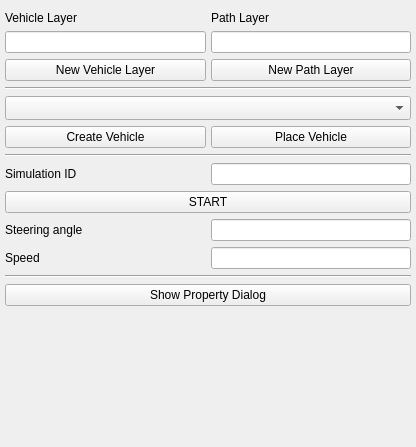
lugafner/QgisSweptPath, file qgis_swept_path_dockwidget_base.ui: the form before one commit.
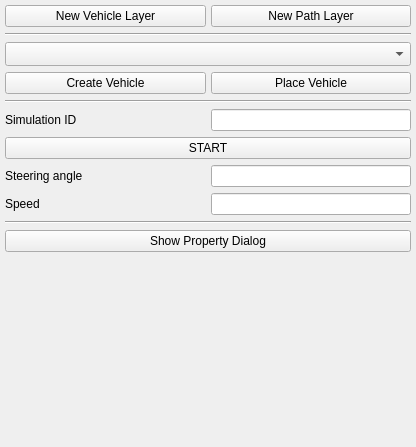
The form after the commit.

Commit message: Remove layer id text fields

```diff
--- a/qgis_swept_path_dockwidget_base.ui
+++ b/qgis_swept_path_dockwidget_base.ui
@@ -72,7 +72,7 @@
         <property name="horizontalSpacing">
          <number>5</number>
         </property>
-        <item row="15" column="0">
+        <item row="13" column="0">
          <widget class="QLabel" name="lblSpeed">
           <property name="text">
            <string>Speed</string>
@@ -82,7 +82,53 @@
           </property>
          </widget>
         </item>
-        <item row="10" column="0">
+        <item row="16" column="0" colspan="2">
+         <spacer name="verticalSpacer">
+          <property name="orientation">
+           <enum>Qt::Vertical</enum>
+          </property>
+          <property name="sizeHint" stdset="0">
+           <size>
+            <width>20</width>
+            <height>0</height>
+           </size>
+          </property>
+         </spacer>
+        </item>
+        <item row="5" column="1">
+         <widget class="QPushButton" name="btnPlaceVehicle">
+          <property name="sizePolicy">
+           <sizepolicy hsizetype="Expanding" vsizetype="Fixed">
+            <horstretch>0</horstretch>
+            <verstretch>0</verstretch>
+           </sizepolicy>
+          </property>
+          <property name="text">
+           <string>Place Vehicle</string>
+          </property>
+         </widget>
+        </item>
+        <item row="1" column="0">
+         <widget class="QPushButton" name="btnAddVehicleLayer">
+          <property name="text">
+           <string>New Vehicle Layer</string>
+          </property>
+         </widget>
+        </item>
+        <item row="5" column="0">
+         <widget class="QPushButton" name="btnCreateVehicle">
+          <property name="sizePolicy">
+           <sizepolicy hsizetype="Expanding" vsizetype="Fixed">
+            <horstretch>0</horstretch>
+            <verstretch>0</verstretch>
+           </sizepolicy>
+          </property>
+          <property name="text">
+           <string>Create Vehicle</string>
+          </property>
+         </widget>
+        </item>
+        <item row="8" column="0">
          <widget class="QLabel" name="lblSimulationId">
           <property name="layoutDirection">
            <enum>Qt::RightToLeft</enum>
@@ -95,124 +141,7 @@
           </property>
          </widget>
         </item>
-        <item row="5" column="0" colspan="2">
-         <widget class="Line" name="line">
-          <property name="orientation">
-           <enum>Qt::Horizontal</enum>
-          </property>
-         </widget>
-        </item>
-        <item row="2" column="1">
-         <widget class="QLineEdit" name="txtPathLayer">
-          <property name="readOnly">
-           <bool>true</bool>
-          </property>
-         </widget>
-        </item>
-        <item row="17" column="0" colspan="2">
-         <widget class="QPushButton" name="btnShowProperties">
-          <property name="focusPolicy">
-           <enum>Qt::NoFocus</enum>
-          </property>
-          <property name="text">
-           <string>Show Property Dialog</string>
-          </property>
-         </widget>
-        </item>
-        <item row="10" column="1">
-         <widget class="QLineEdit" name="txtSimulationId"/>
-        </item>
-        <item row="1" column="1">
-         <widget class="QLabel" name="lblPathLayer">
-          <property name="minimumSize">
-           <size>
-            <width>0</width>
-            <height>20</height>
-           </size>
-          </property>
-          <property name="maximumSize">
-           <size>
-            <width>16777215</width>
-            <height>20</height>
-           </size>
-          </property>
-          <property name="text">
-           <string>Path Layer</string>
-          </property>
-          <property name="alignment">
-           <set>Qt::AlignBottom|Qt::AlignLeading|Qt::AlignLeft</set>
-          </property>
-         </widget>
-        </item>
-        <item row="15" column="1">
-         <widget class="QLineEdit" name="txtSpeed"/>
-        </item>
-        <item row="13" column="1">
-         <widget class="QLineEdit" name="txtSteeringAngle"/>
-        </item>
-        <item row="12" column="0" colspan="2">
-         <widget class="QPushButton" name="btnStartStopSimulation">
-          <property name="text">
-           <string>START</string>
-          </property>
-         </widget>
-        </item>
-        <item row="7" column="0">
-         <widget class="QPushButton" name="btnCreateVehicle">
-          <property name="sizePolicy">
-           <sizepolicy hsizetype="Expanding" vsizetype="Fixed">
-            <horstretch>0</horstretch>
-            <verstretch>0</verstretch>
-           </sizepolicy>
-          </property>
-          <property name="text">
-           <string>Create Vehicle</string>
-          </property>
-         </widget>
-        </item>
-        <item row="1" column="0">
-         <widget class="QLabel" name="lblVehicleLayer">
-          <property name="minimumSize">
-           <size>
-            <width>0</width>
-            <height>20</height>
-           </size>
-          </property>
-          <property name="maximumSize">
-           <size>
-            <width>16777215</width>
-            <height>20</height>
-           </size>
-          </property>
-          <property name="text">
-           <string>Vehicle Layer</string>
-          </property>
-          <property name="alignment">
-           <set>Qt::AlignBottom|Qt::AlignLeading|Qt::AlignLeft</set>
-          </property>
-         </widget>
-        </item>
-        <item row="7" column="1">
-         <widget class="QPushButton" name="btnPlaceVehicle">
-          <property name="sizePolicy">
-           <sizepolicy hsizetype="Expanding" vsizetype="Fixed">
-            <horstretch>0</horstretch>
-            <verstretch>0</verstretch>
-           </sizepolicy>
-          </property>
-          <property name="text">
-           <string>Place Vehicle</string>
-          </property>
-         </widget>
-        </item>
-        <item row="16" column="0" colspan="2">
-         <widget class="Line" name="line_2">
-          <property name="orientation">
-           <enum>Qt::Horizontal</enum>
-          </property>
-         </widget>
-        </item>
-        <item row="13" column="0">
+        <item row="11" column="0">
          <widget class="QLabel" name="lblSteeringAngle">
           <property name="text">
            <string>Steering angle</string>
@@ -222,31 +151,21 @@
           </property>
          </widget>
         </item>
-        <item row="2" column="0">
-         <widget class="QLineEdit" name="txtVehicleLayer">
-          <property name="readOnly">
-           <bool>true</bool>
-          </property>
-         </widget>
-        </item>
-        <item row="3" column="1">
+        <item row="1" column="1">
          <widget class="QPushButton" name="btnAddPathLayer">
           <property name="text">
            <string>New Path Layer</string>
           </property>
          </widget>
         </item>
-        <item row="6" column="0" colspan="2">
-         <widget class="QComboBox" name="cmboVehicleSelect">
-          <property name="minimumSize">
-           <size>
-            <width>0</width>
-            <height>24</height>
-           </size>
+        <item row="3" column="0" colspan="2">
+         <widget class="Line" name="line">
+          <property name="orientation">
+           <enum>Qt::Horizontal</enum>
           </property>
          </widget>
         </item>
-        <item row="9" column="0" colspan="2">
+        <item row="7" column="0" colspan="2">
          <widget class="Line" name="line1">
           <property name="sizePolicy">
            <sizepolicy hsizetype="Minimum" vsizetype="Fixed">
@@ -262,25 +181,48 @@
           </property>
          </widget>
         </item>
-        <item row="3" column="0">
-         <widget class="QPushButton" name="btnAddVehicleLayer">
+        <item row="13" column="1">
+         <widget class="QLineEdit" name="txtSpeed"/>
+        </item>
+        <item row="10" column="0" colspan="2">
+         <widget class="QPushButton" name="btnStartStopSimulation">
           <property name="text">
-           <string>New Vehicle Layer</string>
+           <string>START</string>
           </property>
          </widget>
         </item>
-        <item row="18" column="0" colspan="2">
-         <spacer name="verticalSpacer">
-          <property name="orientation">
-           <enum>Qt::Vertical</enum>
+        <item row="15" column="0" colspan="2">
+         <widget class="QPushButton" name="btnShowProperties">
+          <property name="focusPolicy">
+           <enum>Qt::NoFocus</enum>
           </property>
-          <property name="sizeHint" stdset="0">
+          <property name="text">
+           <string>Show Property Dialog</string>
+          </property>
+         </widget>
+        </item>
+        <item row="4" column="0" colspan="2">
+         <widget class="QComboBox" name="cmboVehicleSelect">
+          <property name="minimumSize">
            <size>
-            <width>20</width>
-            <height>0</height>
+            <width>0</width>
+            <height>24</height>
            </size>
           </property>
-         </spacer>
+         </widget>
+        </item>
+        <item row="14" column="0" colspan="2">
+         <widget class="Line" name="line_2">
+          <property name="orientation">
+           <enum>Qt::Horizontal</enum>
+          </property>
+         </widget>
+        </item>
+        <item row="8" column="1">
+         <widget class="QLineEdit" name="txtSimulationId"/>
+        </item>
+        <item row="11" column="1">
+         <widget class="QLineEdit" name="txtSteeringAngle"/>
         </item>
        </layout>
       </widget>
```
